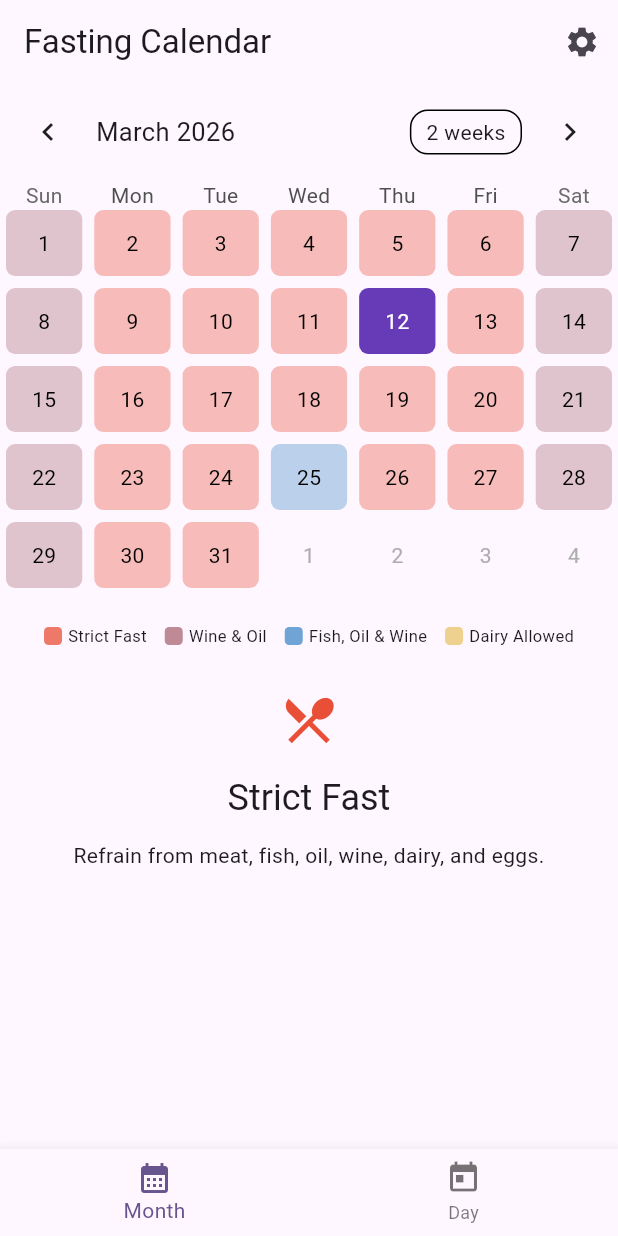
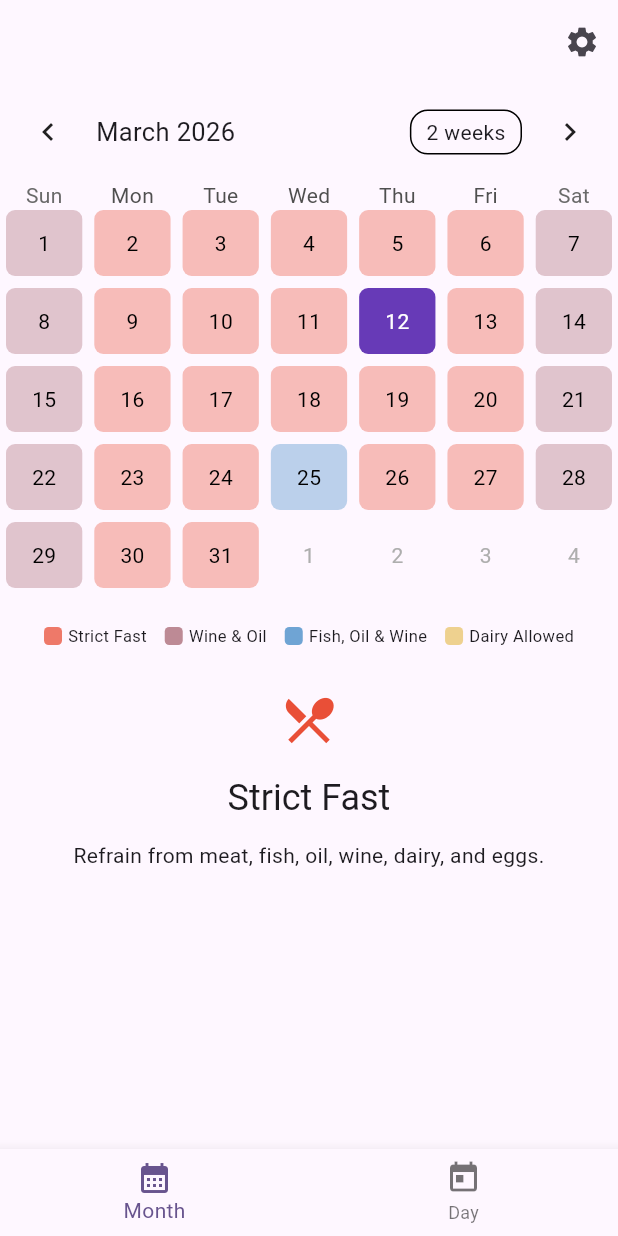
Before and after one commit to d3metrious/OrthodoxFastingCalender, a Flutter app: the screen it shows after launch, on a phone screen of 412 x 824 dp. Run offline on Flutter 3.47's test engine with Material 3 defaults, Android fonts, the phone set to English and light mode, and no system bars; drawn by our look-alikes of table_calendar; our stand-ins replace shared_preferences.

Commit message:
Remove title

```diff
--- a/lib/pages/calendar_page.dart
+++ b/lib/pages/calendar_page.dart
@@ -52,7 +52,7 @@ class _CalendarPageState extends State<CalendarPage> {
 
     return Scaffold(
       appBar: AppBar(
-        title: const Text('Fasting Calendar'),
+
         actions: [
           PopupMenuButton<String>(
             icon: const Icon(Icons.settings),
```
